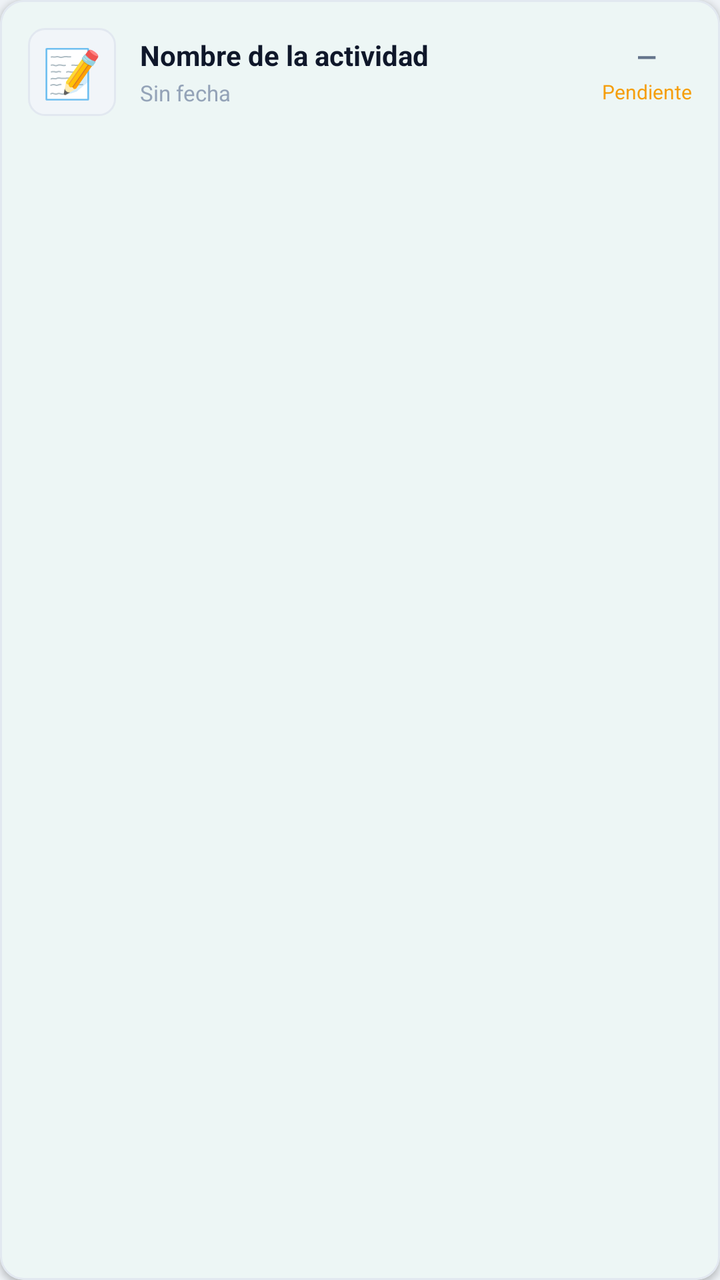
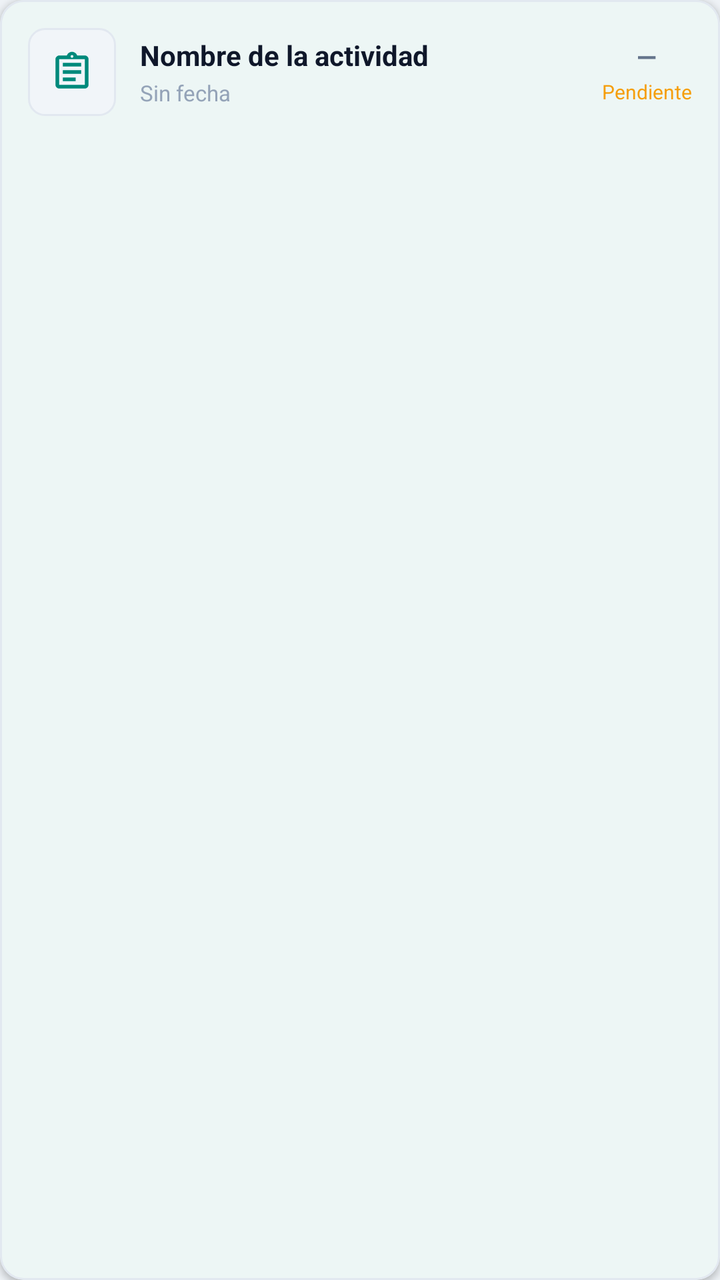

The first picture is an Android layout as it rendered before a commit; the second is the same layout after the commit. The layout source and the unified diff follow.
<!-- AndroidManifest.xml: application theme Theme.Eminus4 -->
<!-- res/layout/item_activity_card.xml -->
﻿<?xml version="1.0" encoding="utf-8"?>
<com.google.android.material.card.MaterialCardView
    xmlns:android="http://schemas.android.com/apk/res/android"
    xmlns:app="http://schemas.android.com/apk/res-auto"
    android:layout_width="match_parent"
    android:layout_height="wrap_content"
    android:layout_marginHorizontal="12dp"
    android:layout_marginVertical="4dp"
    app:cardCornerRadius="12dp"
    app:cardElevation="2dp"
    app:strokeWidth="1dp"
    app:strokeColor="@color/border_subtle"
    app:cardBackgroundColor="@color/bg_card"
    android:clickable="true"
    android:focusable="true">

    <LinearLayout
        android:layout_width="match_parent"
        android:layout_height="wrap_content"
        android:orientation="horizontal"
        android:padding="14dp"
        android:gravity="center_vertical">

        
        <TextView
            android:id="@+id/txtActivityEmoji"
            android:layout_width="44dp"
            android:layout_height="44dp"
            android:text="📝"
            android:textSize="24sp"
            android:gravity="center"
            android:background="@drawable/bg_stat_pill" />

        
        <LinearLayout
            android:layout_width="0dp"
            android:layout_height="wrap_content"
            android:layout_weight="1"
            android:layout_marginStart="12dp"
            android:orientation="vertical">

            <TextView
                android:id="@+id/txtActivityName"
                android:layout_width="match_parent"
                android:layout_height="wrap_content"
                android:text="Nombre de la actividad"
                android:textColor="@color/text_primary"
                android:textSize="14sp"
                android:textStyle="bold"
                android:maxLines="2"
                android:ellipsize="end" />

            <TextView
                android:id="@+id/txtActivityDate"
                android:layout_width="wrap_content"
                android:layout_height="wrap_content"
                android:layout_marginTop="2dp"
                android:text="Sin fecha"
                android:textColor="@color/text_tertiary"
                android:textSize="11sp" />

        </LinearLayout>

        
        <LinearLayout
            android:layout_width="wrap_content"
            android:layout_height="wrap_content"
            android:layout_marginStart="8dp"
            android:orientation="vertical"
            android:gravity="center">

            <TextView
                android:id="@+id/txtActivityScore"
                android:layout_width="wrap_content"
                android:layout_height="wrap_content"
                android:text="—"
                android:textColor="@color/text_secondary"
                android:textSize="13sp"
                android:textStyle="bold"
                android:gravity="center" />

            <TextView
                android:id="@+id/txtActivityStatus"
                android:layout_width="wrap_content"
                android:layout_height="wrap_content"
                android:layout_marginTop="2dp"
                android:text="Pendiente"
                android:textSize="10sp"
                android:textColor="#F59E0B"
                android:gravity="center" />

        </LinearLayout>

    </LinearLayout>

</com.google.android.material.card.MaterialCardView>
<!-- resources referenced by this layout -->
<resources>
  <color name="bg_card">#FFFFFF</color>
  <color name="border_subtle">#E2E8F0</color>
  <color name="text_primary">#0F172A</color>
  <color name="text_secondary">#64748B</color>
  <color name="text_tertiary">#94A3B8</color>
  <!-- drawable bg_stat_pill (drawable) -->
  <?xml version="1.0" encoding="utf-8"?>
  <shape xmlns:android="http://schemas.android.com/apk/res/android"
      android:shape="rectangle">
      <corners android:radius="8dp" />
      <solid android:color="#F1F5F9" />
      <stroke android:width="1dp" android:color="#E2E8F0" />
  </shape>
  <style name="Theme.Eminus4" parent="Base.Theme.Eminus4" />
  <style name="Base.Theme.Eminus4" parent="Theme.Material3.DayNight.NoActionBar">
          <item name="colorPrimary">@color/brand_uv_green</item>
          <item name="colorSecondary">#2E7D32</item>
          <item name="android:statusBarColor">@color/status_bar_color</item>
          <item name="android:windowLightStatusBar">true</item>
          <item name="android:windowBackground">@color/bg_screen</item>
          <item name="colorSurface">@color/bg_surface</item>
          <item name="colorSurfaceContainer">@color/bg_card</item>
      </style>
  <color name="brand_uv_green">#00897B</color>
  <color name="status_bar_color">#FFFFFF</color>
  <color name="bg_screen">#EEF2F6</color>
  <color name="bg_surface">#FFFFFF</color>
</resources>

<!-- the commit's change to res/layout/item_activity_card.xml (unified diff, before → after) -->
@@ -22,14 +22,15 @@
         android:gravity="center_vertical">
 
         
-        <TextView
-            android:id="@+id/txtActivityEmoji"
+        <ImageView
+            android:id="@+id/imgActivityIcon"
             android:layout_width="44dp"
             android:layout_height="44dp"
-            android:text="📝"
-            android:textSize="24sp"
-            android:gravity="center"
-            android:background="@drawable/bg_stat_pill" />
+            android:background="@drawable/bg_stat_pill"
+            android:contentDescription="@null"
+            android:padding="11dp"
+            android:src="@drawable/ic_assignment"
+            app:tint="@color/brand_uv_green" />
 
         
         <LinearLayout
<!-- resource entries referenced after the edit -->
@@ -13,6 +13,18 @@
       <solid android:color="#F1F5F9" />
       <stroke android:width="1dp" android:color="#E2E8F0" />
   </shape>
+  <!-- drawable ic_assignment (drawable) -->
+  <?xml version="1.0" encoding="utf-8"?>
+  <vector xmlns:android="http://schemas.android.com/apk/res/android"
+      android:width="24dp"
+      android:height="24dp"
+      android:viewportWidth="24"
+      android:viewportHeight="24"
+      android:tint="?attr/colorControlNormal">
+      <path
+          android:fillColor="@android:color/white"
+          android:pathData="M7 15h7v2H7zm0-4h10v2H7zm0-4h10v2H7zm12-4h-4.18C14.4 1.84 13.3 1 12 1c-1.3 0-2.4.84-2.82 2H5c-.14 0-.27.01-.4.04a2.008 2.008 0 0 0-1.44 1.19c-.1.23-.16.49-.16.77v14c0 .27.06.54.16.78s.25.45.43.64c.27.27.62.47 1.01.55.13.02.26.03.4.03h14c1.1 0 2-.9 2-2V5c0-1.1-.9-2-2-2zm-7-.25c.41 0 .75.34.75.75s-.34.75-.75.75-.75-.34-.75-.75.34-.75.75-.75zM19 19H5V5h14v14z" />
+  </vector>
   <style name="Theme.Eminus4" parent="Base.Theme.Eminus4" />
   <style name="Base.Theme.Eminus4" parent="Theme.Material3.DayNight.NoActionBar">
           <item name="colorPrimary">@color/brand_uv_green</item>
